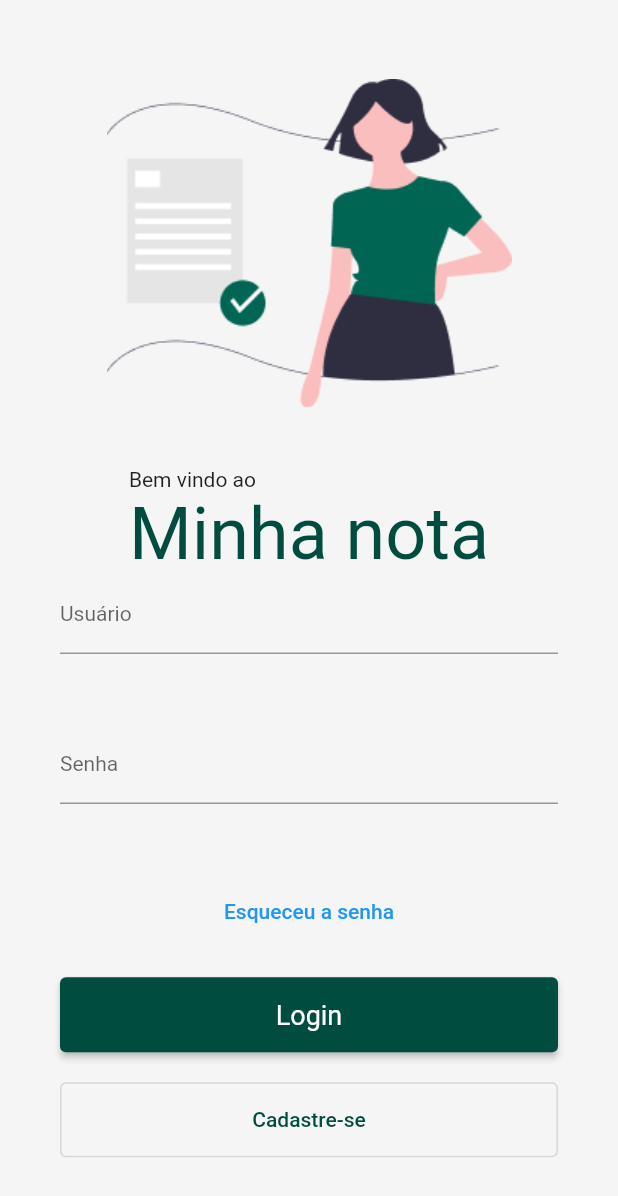
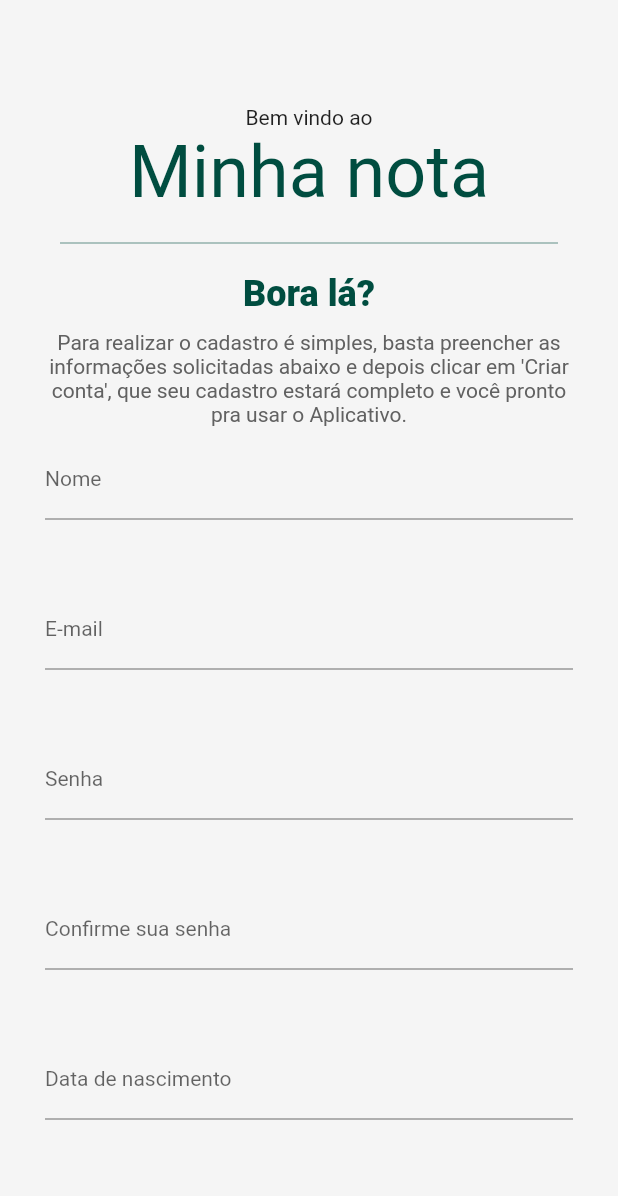
Before and after one commit to felipejuzo02/my_note, a Flutter app: the screen it shows after launch, after a tap on "Cadastre-se", on a phone screen of 412 x 824 dp. Shown: the top 1196 px of the screen. Run offline on Flutter 3.47's test engine with Material 2 defaults, Android fonts, the phone set to English and light mode, and no system bars.

Commit message:
Ajustments in the responsivity

```diff
--- /dev/null
+++ b/lib/Cadastrar.dart
@@ -0,0 +1,81 @@
+import 'package:flutter/material.dart';
+import 'package:my_note/components/CheckBox.dart';
+import 'package:my_note/components/Input.dart';
+import 'package:my_note/components/MainButton.dart';
+
+class Cadastrar extends StatelessWidget {
+  const Cadastrar({Key? key}) : super(key: key);
+
+  @override
+  Widget build(BuildContext context) {
+    return Scaffold(
+      backgroundColor: Theme.of(context).backgroundColor,
+      body: Container(
+          padding: EdgeInsets.all(30),
+          child: ListView(
+            children: [
+              Container(
+                child: Column(
+                  children: [
+                    Padding(padding: EdgeInsets.fromLTRB(0, 20, 0, 20)),
+                    Text(
+                      'Bem vindo ao',
+                      style: TextStyle(fontSize: 14),
+                    ),
+                    Text(
+                      'Minha nota',
+                      style:
+                          TextStyle(fontSize: 48, color: Colors.teal.shade900),
+                    ),
+                    Divider(
+                      height: 40,
+                      thickness: 0.4,
+                      color: Colors.teal.shade900,
+                      indent: 10,
+                      endIndent: 10,
+                    ),
+                    Text(
+                      'Bora lá?',
+                      style: TextStyle(
+                        fontSize: 24,
+                        fontWeight: FontWeight.w800,
+                        color: Colors.teal.shade900,
+                      ),
+                    ),
+                    Padding(
+                      padding: EdgeInsets.fromLTRB(0, 10, 0, 10),
+                      child: Text(
+                        'Para realizar o cadastro é simples, basta preencher as informações solicitadas abaixo e depois clicar em \'Criar conta\', que seu cadastro estará completo e você pronto pra usar o Aplicativo.',
+                        textAlign: TextAlign.center,
+                        style: TextStyle(
+                          color: Colors.grey.shade700,
+                        ),
+                      ),
+                    )
+                  ],
+                ),
+              ),
+              Container(
+                child: Column(
+                  children: [
+                    TextInput('Nome'),
+                    TextInput('E-mail'),
+                    PasswordInput('Senha'),
+                    PasswordInput('Confirme sua senha'),
+                    TextInput('Data de nascimento'),
+                    Row(
+                      children: [
+                        CheckBoxWithLabel('Li e concordo com os '),
+                        TextButton(
+                            onPressed: () {}, child: Text('termos de uso.')),
+                      ],
+                    )
+                  ],
+                ),
+              ),
+              MainButton('Criar conta', 'home'),
+            ],
+          )),
+    );
+  }
+}
--- a/lib/Login.dart
+++ b/lib/Login.dart
@@ -48,7 +48,7 @@ class _LoginState extends State<Login> {
                 ),
               ),
               MainButton('Login', 'home'),
-              secundaryButton('Cadastre-se')
+              secundaryButton('Cadastre-se', 'cadastrar')
             ],
           )),
     );
--- a/lib/components/Input.dart
+++ b/lib/components/Input.dart
@@ -41,7 +41,6 @@ Widget PasswordInput(label) {
   return Container(
     height: 100,
     child: TextFormField(
-      keyboardType: TextInputType.number,
       obscureText: true,
       decoration: InputDecoration(
         labelText: label,
--- a/lib/components/SecundaryButton.dart
+++ b/lib/components/SecundaryButton.dart
@@ -1,6 +1,14 @@
 import 'package:flutter/material.dart';
 
-Widget secundaryButton(label) {
+class secundaryButton extends StatelessWidget {
+  const secundaryButton(this.label, this.routeName, {Key? key})
+      : super(key: key);
+
+  final String label;
+  final String routeName;
+
+  @override
+  Widget build(BuildContext context) {
     return Container(
         height: 70,
         padding: EdgeInsets.only(top: 20),
@@ -10,7 +18,10 @@ Widget secundaryButton(label) {
             style: OutlinedButton.styleFrom(
               primary: Colors.teal.shade900,
             ),
-          onPressed: () {},
+            onPressed: () {
+              Navigator.pushNamed(context, routeName);
+            },
           )),
         ));
   }
+}
--- a/lib/main.dart
+++ b/lib/main.dart
@@ -1,5 +1,6 @@
 import 'package:flutter/material.dart';
 import 'package:my_note/Atividades.dart';
+import 'package:my_note/Cadastrar.dart';
 import 'package:my_note/Login.dart';
 import 'package:my_note/Home.dart';
 import 'package:my_note/Sobre.dart';
@@ -40,6 +41,7 @@ void main() {
         'atividades': (context) => Atividades(),
         'notas': (context) => Notas(),
         'meu-perfil': (context) => MeuPerfil(),
+        'cadastrar': (context) => Cadastrar()
       },
     ),
   );
```
Also changed, not shown: lib/Home.dart (+3 -33 lines). Lines whose indentation alone changed are shown as unchanged.
